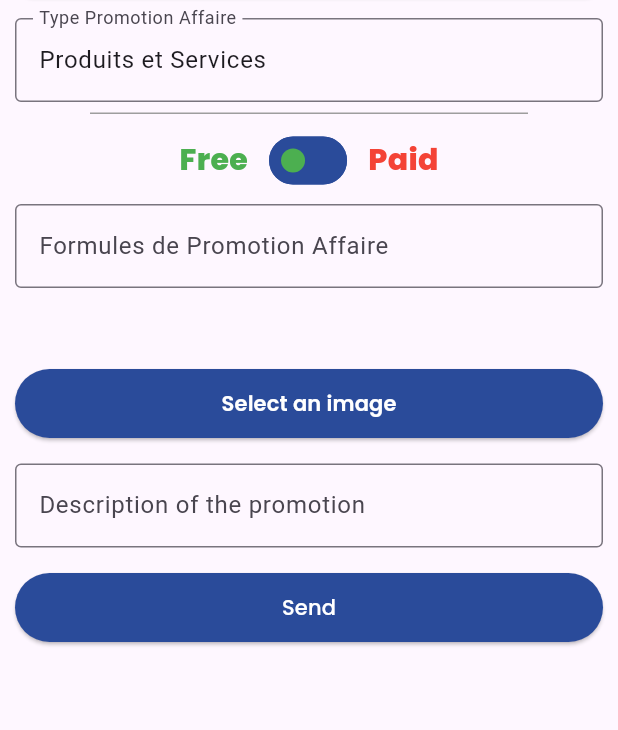
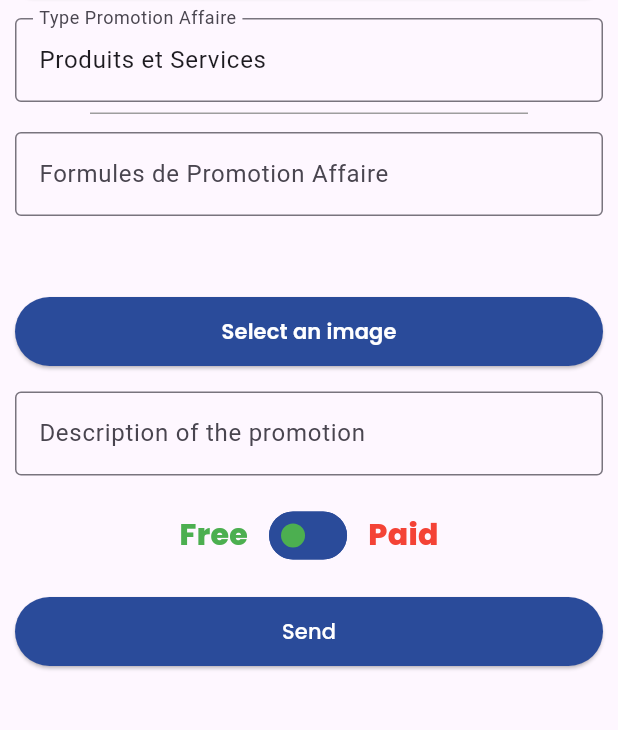
Before and after one commit to enigma-dklars/dressur_mobile, a Flutter app: the PromotionFormPage screen opened directly, on a phone screen of 412 x 824 dp, the part 246-976 px from its top. Run offline on Flutter 3.47's test engine with Material 3 defaults, Android fonts, the phone set to English and light mode, and no system bars; drawn by our look-alikes of select_form_field; our stand-ins replace cached_network_image, flutter_contacts, flutter_local_notifications, flutter_timezone, google_fonts, image_picker and 5 more; missing offline and left inert: art_sweetalert, qr_code_scanner; accounts and stored records are empty; network calls fail.

Commit message:
modification du mrssage de choix de la formule de promo affaire
ajout des options gratuit et payant avec le select des methodes de paiement et le champ du numero de telephone

```diff
--- a/lib/2_promo/new_boost_affaire.dart
+++ b/lib/2_promo/new_boost_affaire.dart
@@ -147,6 +147,7 @@ class _ProduitsServicesState extends State<ProduitsServices> {
   var label = "";
   int prix = 0;
   int jours = 0;
+  final telController = TextEditingController(text: tel);
 
   bool isImageSquare(File imageFile) {
     final image = img.decodeImage(File(imageFile.path).readAsBytesSync());
@@ -321,15 +322,15 @@ class _ProduitsServicesState extends State<ProduitsServices> {
     }
     setState(() {
       idFormulBoost = val;
-      if (load == true) {
-        _message = (langUserPhone == "fr")
-            ? "Cette formule vous offre une promotion affaire de $jours jour(s) pour $prix FCFA."
-            : "This formula offers you a business promotion of $jours day(s) for $prix FCFA.";
-      } else {
-        _message = (langUserPhone == "fr")
-            ? "Cette formule vous offre une promotion affaire de $jours jour(s) pour $prix Bonus."
-            : "This formula offers you a business promotion of $jours day(s) for $prix Bonus.";
-      }
+      _message = (langUserPhone == "fr")
+          ? "Cette formule vous offre une promotion affaire de $jours jour(s) pour $prix Bonus ou $prix FCFA."
+          : "This formula offers you a business promotion of $jours day(s) for $prix Bonus or $prix FCFA.";
+    });
+  }
+
+  onChangeMethodePaiement(val) async {
+    setState(() {
+      valueMethodePaiement = val;
     });
   }
 
@@ -345,49 +346,6 @@ class _ProduitsServicesState extends State<ProduitsServices> {
       child: Column(
         crossAxisAlignment: CrossAxisAlignment.stretch,
         children: [
-          Row(
-            mainAxisAlignment: MainAxisAlignment.center,
-            children: [
-              Text(
-                (langUserPhone == "fr") ? 'Gratuit' : 'Free',
-                style: GoogleFonts.poppins(
-                  fontSize: 20,
-                  fontWeight: FontWeight.w800,
-                  color: Colors.green,
-                ),
-                textAlign: TextAlign.center,
-              ),
-              const SizedBox(width: 10),
-              Switch(
-                trackOutlineColor:
-                    MaterialStateColor.resolveWith((states) => primaryColor),
-                activeColor: Colors.red,
-                activeTrackColor: primaryColor,
-                inactiveThumbColor: Colors.green,
-                inactiveTrackColor: primaryColor,
-                value: load,
-                onChanged: (bool? newValue) {
-                  setState(() {
-                    if (newValue == true) {
-                      load = true;
-                    } else {
-                      load = false;
-                    }
-                  });
-                },
-              ),
-              const SizedBox(width: 10),
-              Text(
-                (langUserPhone == "fr") ? 'Payant' : 'Paid',
-                style: GoogleFonts.poppins(
-                  fontSize: 20,
-                  fontWeight: FontWeight.w800,
-                  color: Colors.red,
-                ),
-                textAlign: TextAlign.center,
-              ),
-            ],
-          ),
           const SizedBox(height: 5),
           loading_formule_gratuit
               ? const Center(
@@ -459,6 +417,79 @@ class _ProduitsServicesState extends State<ProduitsServices> {
             ),
           ),
           const SizedBox(height: 16.0),
+          Row(
+            mainAxisAlignment: MainAxisAlignment.center,
+            children: [
+              Text(
+                (langUserPhone == "fr") ? 'Gratuit' : 'Free',
+                style: GoogleFonts.poppins(
+                  fontSize: 20,
+                  fontWeight: FontWeight.w800,
+                  color: Colors.green,
+                ),
+                textAlign: TextAlign.center,
+              ),
+              const SizedBox(width: 10),
+              Switch(
+                trackOutlineColor:
+                    MaterialStateColor.resolveWith((states) => primaryColor),
+                activeColor: Colors.red,
+                activeTrackColor: primaryColor,
+                inactiveThumbColor: Colors.green,
+                inactiveTrackColor: primaryColor,
+                value: load,
+                onChanged: (bool? newValue) {
+                  setState(() {
+                    if (newValue == true) {
+                      load = true;
+                    } else {
+                      load = false;
+                    }
+                  });
+                },
+              ),
+              const SizedBox(width: 10),
+              Text(
+                (langUserPhone == "fr") ? 'Payant' : 'Paid',
+                style: GoogleFonts.poppins(
+                  fontSize: 20,
+                  fontWeight: FontWeight.w800,
+                  color: Colors.red,
+                ),
+                textAlign: TextAlign.center,
+              ),
+            ],
+          ),
+          const SizedBox(height: 16.0),
+          if (load == true) ...[
+            DelayedAnimation(
+              delay: 0, // 1500,
+              child: SelectFormField(
+                decoration: const InputDecoration(
+                  labelText: 'Formules de Promotion Affaire Payant',
+                  border: OutlineInputBorder(),
+                ),
+                type: SelectFormFieldType.dropdown,
+                initialValue: 'mtn',
+                labelText: 'Methode de paiement mobile',
+                items: listeMethodePaiement,
+                onChanged: (val) => onChangeMethodePaiement(val),
+                onSaved: (val) => print(val),
+              ),
+            ),
+            const SizedBox(height: 20),
+            DelayedAnimation(
+              delay: 0, // 1500,
+              child: TextField(
+                controller: telController,
+                decoration: const InputDecoration(
+                  labelText: 'Indicatif + Numéro du paiement',
+                  border: OutlineInputBorder(),
+                ),
+              ),
+            ),
+            const SizedBox(height: 10),
+          ],
           ElevatedButton(
             onPressed: _isSending ? null : _sendData,
             style: ElevatedButton.styleFrom(
```
